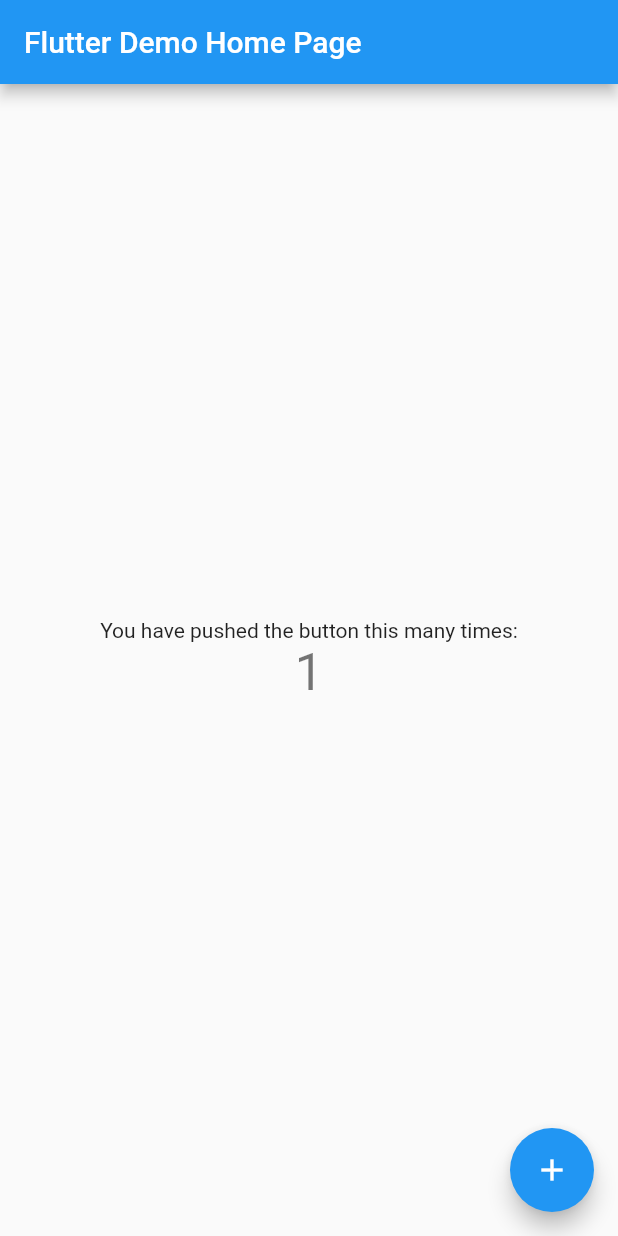
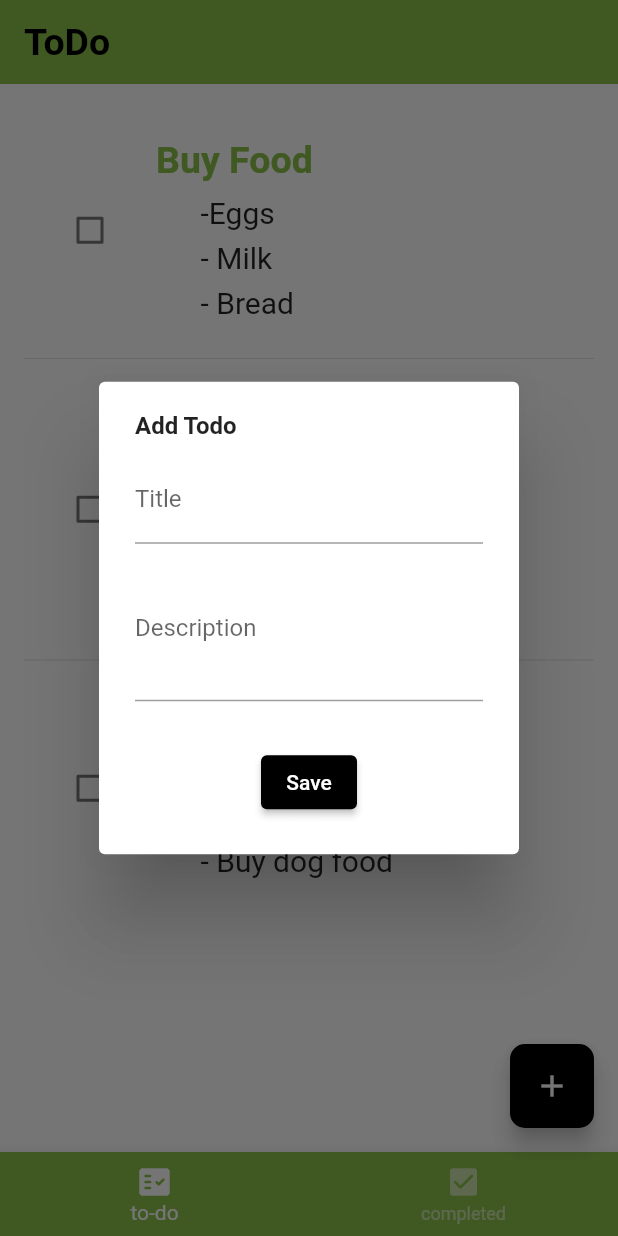
Before and after one commit to mpijuk/ToDo_app, a Flutter app: the screen it shows after launch, after a tap on the "add" icon, on a phone screen of 412 x 824 dp. Run offline on Flutter 3.47's test engine with Material 2 defaults, Android fonts, the phone set to English and light mode, and no system bars; drawn by our look-alikes of flutter_slidable.

Commit message:
Create home screen skeleton

```diff
--- /dev/null
+++ b/lib/CustomWidgets/AddTodoDialog.dart
@@ -0,0 +1,40 @@
+import 'package:flutter/material.dart';
+import 'package:todo/CustomWidgets/TodoForm.dart';
+
+class AddTodoWidget extends StatefulWidget {
+  const AddTodoWidget({Key? key}) : super(key: key);
+
+  @override
+  State<AddTodoWidget> createState() => _AddTodoWidgetState();
+}
+
+class _AddTodoWidgetState extends State<AddTodoWidget> {
+
+  final _formKey = GlobalKey<FormState>();
+  String title = '';
+  String description = '';
+
+  @override
+  Widget build(BuildContext context) {
+    return AlertDialog(
+      content: Column(
+        mainAxisSize: MainAxisSize.min,
+        crossAxisAlignment: CrossAxisAlignment.start,
+        children: [
+          Text(
+            'Add Todo',
+            style: TextStyle(
+              fontWeight: FontWeight.bold,
+            ),
+          ),
+          SizedBox(height: 10),
+          TodoForm(
+            onChangedTitle: (title) => setState(() => this.title = title),
+            onChangedDescription: (description) => setState(() => this.description = description),
+            onSavedTodo: () {},
+          ),
+        ]
+      ),
+    );
+  }
+}
--- /dev/null
+++ b/lib/CustomWidgets/TodoForm.dart
@@ -0,0 +1,81 @@
+import 'package:flutter/material.dart';
+
+class TodoForm extends StatelessWidget {
+
+  final String title;
+  final String description;
+  final ValueChanged<String> onChangedTitle;
+  final ValueChanged<String> onChangedDescription;
+  final VoidCallback onSavedTodo;
+
+  const TodoForm({
+    Key? key,
+
+    this.title = '',
+    this.description = '',
+    required this.onChangedTitle,
+    required this.onChangedDescription,
+    required this.onSavedTodo,
+
+  }) : super(key: key);
+
+  @override
+  Widget build(BuildContext context) {
+    return SingleChildScrollView(
+      child: Column(
+        mainAxisSize: MainAxisSize.min,
+        children: [
+          buildTitle(),
+          SizedBox(height: 8),
+          buildDescription(),
+          SizedBox(height: 30),
+          buildButton(),
+        ],
+      ),
+    );
+  }
+
+  Widget buildTitle() => TextFormField(
+
+    initialValue: title,
+    validator: (title) {
+      if(title!.isEmpty) {
+        return 'The title cannot be empty';
+      }
+      return null;
+    },
+
+    onChanged: onChangedTitle,
+
+    decoration: InputDecoration(
+      border: UnderlineInputBorder(),
+      labelText: 'Title',
+    ),
+  );
+
+  Widget buildDescription() => TextFormField(
+
+    maxLines: 3,
+    initialValue: description,
+
+    onChanged: onChangedDescription,
+
+    decoration: InputDecoration(
+      border: UnderlineInputBorder(),
+      labelText: 'Description',
+    ),
+  );
+
+  Widget buildButton() => ElevatedButton(
+    style: ButtonStyle(
+      backgroundColor: MaterialStateProperty.all(Colors.black),
+    ),
+    onPressed: onSavedTodo,
+    child: Text(
+      'Save',
+      style: TextStyle(
+        color: Colors.white,
+      ),
+    ),
+  );
+}
--- /dev/null
+++ b/lib/CustomWidgets/TodoList.dart
@@ -0,0 +1,34 @@
+import 'package:flutter/material.dart';
+import 'package:provider/provider.dart';
+import 'package:todo/CustomWidgets/TodoTask.dart';
+import 'package:todo/Provider/TodoTasks.dart';
+import 'package:todo/Models/Todo.dart';
+
+class TodoListWidget extends StatelessWidget {
+  const TodoListWidget({Key? key}) : super(key: key);
+
+  @override
+  Widget build(BuildContext context) {
+
+    final provider = Provider.of<TodoProvider>(context);
+    final allTasks = provider.todos;
+
+    return allTasks.isEmpty
+        ? Center(
+            child: Text(
+              'No todos.',
+              style: TextStyle(fontSize: 20),
+            ),
+        )
+        : ListView.separated(
+            physics: BouncingScrollPhysics(),
+            padding: EdgeInsets.all(16),
+            separatorBuilder: (context, index) => Divider(height:  8),
+            itemCount: allTasks.length,
+            itemBuilder: (context, index) {
+              final todo = allTasks[index];
+              return TodoWidget(todo: todo);
+            },
+        );
+  }
+}
--- /dev/null
+++ b/lib/CustomWidgets/TodoTask.dart
@@ -0,0 +1,90 @@
+import 'package:flutter/material.dart';
+import 'package:flutter_slidable/flutter_slidable.dart';
+import 'package:todo/Models/Todo.dart';
+
+class TodoWidget extends StatelessWidget {
+
+  final Todo todo;
+
+  const TodoWidget({
+    required this.todo,
+    Key? key,
+  }) : super(key: key);
+
+  @override
+
+  Widget build(BuildContext context) {
+    return ClipRRect(
+      borderRadius: BorderRadius.circular(10),
+      child: Slidable(
+        key: Key(todo.id),
+        startActionPane: ActionPane(
+          motion: const DrawerMotion(),
+          children: [
+            SlidableAction(
+              backgroundColor: Colors.green,
+              onPressed: (_) {},
+              label: 'Edit',
+              icon: Icons.edit,
+            ),
+          ]
+        ),
+
+        endActionPane: ActionPane(
+            motion: const DrawerMotion(),
+            children: [
+              SlidableAction(
+                backgroundColor: Colors.red,
+                onPressed: (_) {},
+                label: 'Delete',
+                icon: Icons.delete,
+              ),
+            ]
+        ),
+
+        child: buildTodo(context),
+      ),
+    );
+  }
+
+  Widget buildTodo(BuildContext context) {
+    return Container(
+      padding: EdgeInsets.all(20),
+      color: Colors.white,
+      child: Row(
+        children: [
+          Checkbox(
+            activeColor: Theme.of(context).primaryColor,
+            checkColor: Colors.white,
+            value: todo.isDone,
+            onChanged: (_) {},
+          ),
+          SizedBox(width: 20),
+          Expanded(
+            child: Column(
+              crossAxisAlignment: CrossAxisAlignment.start,
+              children: [
+                Text(
+                  todo.title,
+                  style: TextStyle(
+                    fontWeight: FontWeight.bold,
+                    color: Theme.of(context).primaryColor,
+                    fontSize: 25,
+                  ),
+                ),
+                if ( todo.description.isNotEmpty)
+                  Container(
+                    margin: EdgeInsets.only(top: 4),
+                    child: Text(
+                      todo.description,
+                      style: TextStyle(fontSize: 20, height: 1.5),
+                    ),
+                  ),
+              ],
+            ),
+          ),
+        ],
+      ),
+    );
+  }
+}
--- /dev/null
+++ b/lib/Models/Todo.dart
@@ -0,0 +1,20 @@
+class TodoField {
+  static const createdTime = 'createdTime';
+}
+
+class Todo {
+  DateTime createdTime;
+  String title;
+  String id;
+  String description;
+  bool isDone;
+
+  Todo({
+    required this.createdTime,
+    required this.title,
+    this.description = '',
+    required this.id,
+    this.isDone = false,
+  });
+
+}
--- /dev/null
+++ b/lib/Provider/TodoTasks.dart
@@ -0,0 +1,37 @@
+import 'package:flutter/material.dart';
+import 'package:todo/Models/Todo.dart';
+
+class TodoProvider extends ChangeNotifier {
+  List<Todo> _todos = [
+    Todo(
+      createdTime: DateTime.now(),
+      title: 'Buy Food',
+      description: '''
+      -Eggs
+      - Milk
+      - Bread ''',
+      id: '0',
+    ),
+    Todo(
+      createdTime: DateTime.now(),
+      title: 'Trip Plan',
+      description: '''
+      - Rent a car
+      - Rent a hotel
+      - Buy clothes
+      - Enjoy ''',
+      id: '1',
+    ),
+    Todo(
+      createdTime: DateTime.now(),
+      title: 'Walk the dog',
+      description: '''
+      - from 12:00 to 14:00
+      - Central park
+      - Buy dog food ''',
+      id: '2',
+    ),
+  ];
+
+  List<Todo> get todos => _todos.where((todo) => todo.isDone == false).toList();
+}
--- /dev/null
+++ b/lib/Screens/Home.dart
@@ -0,0 +1,70 @@
+import 'package:flutter/material.dart';
+import 'package:todo/CustomWidgets/TodoList.dart';
+import 'package:todo/main.dart';
+import 'package:todo/CustomWidgets/AddTodoDialog.dart';
+
+class HomeScreen extends StatefulWidget {
+  const HomeScreen({Key? key}) : super(key: key);
+
+  @override
+  State<HomeScreen> createState() => _HomeScreenState();
+}
+
+class _HomeScreenState extends State<HomeScreen> {
+
+  int selected = 0;
+
+  @override
+  Widget build(BuildContext context) {
+
+    final tabs = [
+      TodoListWidget(),
+      Container(),
+    ];
+
+    return Scaffold(
+      appBar: AppBar(
+        title: Text(
+            MyApp.title,
+            style: TextStyle(
+              fontWeight: FontWeight.bold,
+              fontSize: 25,
+            ),
+        ),
+        elevation: 0,
+      ),
+      bottomNavigationBar: BottomNavigationBar(
+        backgroundColor: Theme.of(context).primaryColor,
+        unselectedItemColor: Colors.white54,
+        selectedItemColor: Colors.white,
+        currentIndex: selected,
+        onTap: (index) => setState(() {
+          selected = index;
+        }),
+        items: const [
+          BottomNavigationBarItem(
+            icon: Icon(Icons.fact_check_rounded),
+            label: 'to-do',
+          ),
+          BottomNavigationBarItem(
+              icon: Icon(Icons.check_box_rounded),
+              label: 'completed',
+          ),
+        ],
+      ),
+      body: tabs[selected], // tabs,
+      floatingActionButton: FloatingActionButton(
+        shape: RoundedRectangleBorder(
+          borderRadius: BorderRadius.circular(10),
+        ),
+        child: Icon(Icons.add, color: Colors.white ),
+        backgroundColor: Colors.black,
+        onPressed: () => showDialog(
+          context: context,
+          builder: (BuildContext context) => AddTodoWidget(),
+          barrierDismissible: true,
+        ),
+      ),
+    );
+  }
+}
--- a/lib/main.dart
+++ b/lib/main.dart
@@ -1,4 +1,7 @@
 import 'package:flutter/material.dart';
+import 'package:provider/provider.dart';
+import 'package:todo/Provider/TodoTasks.dart';
+import 'package:todo/Screens/Home.dart';
 
 void main() {
   runApp(const MyApp());
@@ -7,109 +10,21 @@ void main() {
 class MyApp extends StatelessWidget {
   const MyApp({Key? key}) : super(key: key);
 
-  // This widget is the root of your application.
+  static String title = "ToDo";
+
   @override
   Widget build(BuildContext context) {
-    return MaterialApp(
-      title: 'Flutter Demo',
-      theme: ThemeData(
-        // This is the theme of your application.
-        //
-        // Try running your application with "flutter run". You'll see the
-        // application has a blue toolbar. Then, without quitting the app, try
-        // changing the primarySwatch below to Colors.green and then invoke
-        // "hot reload" (press "r" in the console where you ran "flutter run",
-        // or simply save your changes to "hot reload" in a Flutter IDE).
-        // Notice that the counter didn't reset back to zero; the application
-        // is not restarted.
-        primarySwatch: Colors.blue,
+    return ChangeNotifierProvider(
+      create: (context) => TodoProvider(),
+      child: MaterialApp(
+        title: title,
+        theme: ThemeData(
+          primarySwatch: Colors.lightGreen,
+          scaffoldBackgroundColor: Colors.white70,
+        ),
+
+        home: const HomeScreen(),
       ),
-      home: const MyHomePage(title: 'Flutter Demo Home Page'),
     );
   }
 }
-
-class MyHomePage extends StatefulWidget {
-  const MyHomePage({Key? key, required this.title}) : super(key: key);
-
-  // This widget is the home page of your application. It is stateful, meaning
-  // that it has a State object (defined below) that contains fields that affect
-  // how it looks.
-
-  // This class is the configuration for the state. It holds the values (in this
-  // case the title) provided by the parent (in this case the App widget) and
-  // used by the build method of the State. Fields in a Widget subclass are
-  // always marked "final".
-
-  final String title;
-
-  @override
-  State<MyHomePage> createState() => _MyHomePageState();
-}
-
-class _MyHomePageState extends State<MyHomePage> {
-  int _counter = 0;
-
-  void _incrementCounter() {
-    setState(() {
-      // This call to setState tells the Flutter framework that something has
-      // changed in this State, which causes it to rerun the build method below
-      // so that the display can reflect the updated values. If we changed
-      // _counter without calling setState(), then the build method would not be
-      // called again, and so nothing would appear to happen.
-      _counter++;
-    });
-  }
-
-  @override
-  Widget build(BuildContext context) {
-    // This method is rerun every time setState is called, for instance as done
-    // by the _incrementCounter method above.
-    //
-    // The Flutter framework has been optimized to make rerunning build methods
-    // fast, so that you can just rebuild anything that needs updating rather
-    // than having to individually change instances of widgets.
-    return Scaffold(
-      appBar: AppBar(
-        // Here we take the value from the MyHomePage object that was created by
-        // the App.build method, and use it to set our appbar title.
-        title: Text(widget.title),
-      ),
-      body: Center(
-        // Center is a layout widget. It takes a single child and positions it
-        // in the middle of the parent.
-        child: Column(
-          // Column is also a layout widget. It takes a list of children and
-          // arranges them vertically. By default, it sizes itself to fit its
-          // children horizontally, and tries to be as tall as its parent.
-          //
-          // Invoke "debug painting" (press "p" in the console, choose the
-          // "Toggle Debug Paint" action from the Flutter Inspector in Android
-          // Studio, or the "Toggle Debug Paint" command in Visual Studio Code)
-          // to see the wireframe for each widget.
-          //
-          // Column has various properties to control how it sizes itself and
-          // how it positions its children. Here we use mainAxisAlignment to
-          // center the children vertically; the main axis here is the vertical
-          // axis because Columns are vertical (the cross axis would be
-          // horizontal).
-          mainAxisAlignment: MainAxisAlignment.center,
-          children: <Widget>[
-            const Text(
-              'You have pushed the button this many times:',
-            ),
-            Text(
-              '$_counter',
-              style: Theme.of(context).textTheme.headline4,
-            ),
-          ],
-        ),
-      ),
-      floatingActionButton: FloatingActionButton(
-        onPressed: _incrementCounter,
-        tooltip: 'Increment',
-        child: const Icon(Icons.add),
-      ), // This trailing comma makes auto-formatting nicer for build methods.
-    );
-  }
-}
--- a/pubspec.yaml
+++ b/pubspec.yaml
@@ -34,6 +34,11 @@ dependencies:
   # The following adds the Cupertino Icons font to your application.
   # Use with the CupertinoIcons class for iOS style icons.
   cupertino_icons: ^1.0.2
+
+  provider: ^6.0.3
+  flutter_slidable: ^1.3.0
+
+
 
 dev_dependencies:
   flutter_test:
```
Also changed, not shown: pubspec.lock.
